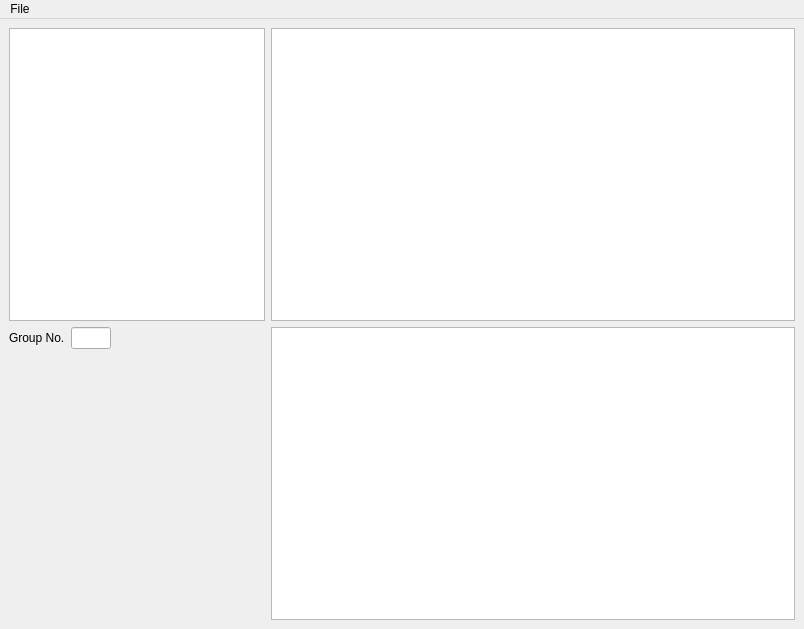
This is gui/ui_MainWindow.ui in arneboe/codecomment as Qt 5 draws it before an edit. The edited form follows.
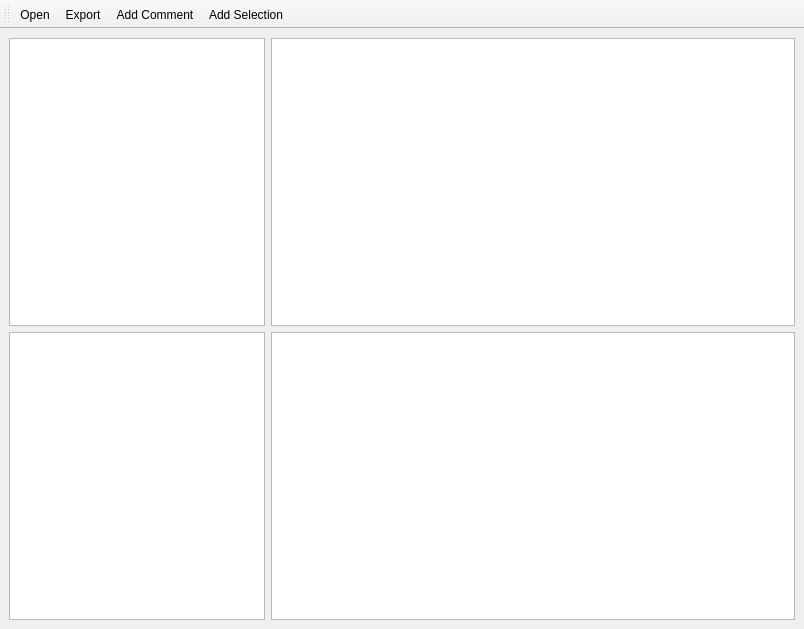
This is the edited form.

Commit message: basic adding of comments works

```diff
--- a/gui/ui_MainWindow.ui
+++ b/gui/ui_MainWindow.ui
@@ -30,34 +30,14 @@
       <item row="1" column="0">
        <layout class="QVBoxLayout" name="verticalLayout">
         <item>
-         <layout class="QFormLayout" name="formLayout">
-          <property name="fieldGrowthPolicy">
-           <enum>QFormLayout::AllNonFixedFieldsGrow</enum>
+         <widget class="QListWidget" name="listWidgetComments">
+          <property name="sizePolicy">
+           <sizepolicy hsizetype="Minimum" vsizetype="Expanding">
+            <horstretch>0</horstretch>
+            <verstretch>0</verstretch>
+           </sizepolicy>
           </property>
-          <item row="0" column="0">
-           <widget class="QLabel" name="label">
-            <property name="text">
-             <string>Group No.</string>
-            </property>
-           </widget>
-          </item>
-          <item row="0" column="1">
-           <widget class="QLineEdit" name="lineEdit">
-            <property name="sizePolicy">
-             <sizepolicy hsizetype="Fixed" vsizetype="Fixed">
-              <horstretch>0</horstretch>
-              <verstretch>0</verstretch>
-             </sizepolicy>
-            </property>
-            <property name="maximumSize">
-             <size>
-              <width>40</width>
-              <height>16777215</height>
-             </size>
-            </property>
-           </widget>
-          </item>
-         </layout>
+         </widget>
         </item>
        </layout>
       </item>
@@ -75,32 +55,51 @@
     </item>
    </layout>
   </widget>
-  <widget class="QMenuBar" name="menubar">
-   <property name="geometry">
-    <rect>
-     <x>0</x>
-     <y>0</y>
-     <width>804</width>
-     <height>27</height>
-    </rect>
+  <widget class="QToolBar" name="toolBar">
+   <property name="windowTitle">
+    <string>toolBar</string>
    </property>
-   <widget class="QMenu" name="menuFile">
-    <property name="title">
-     <string>File</string>
-    </property>
-    <addaction name="actionOpen"/>
-    <addaction name="actionExport"/>
-   </widget>
-   <addaction name="menuFile"/>
+   <attribute name="toolBarArea">
+    <enum>TopToolBarArea</enum>
+   </attribute>
+   <attribute name="toolBarBreak">
+    <bool>false</bool>
+   </attribute>
+   <addaction name="actionOpen"/>
+   <addaction name="actionExport"/>
+   <addaction name="actionAdd_Comment"/>
+   <addaction name="actionAdd_Selection"/>
   </widget>
   <action name="actionExport">
    <property name="text">
-    <string>Export</string>
+    <string>&amp;Export</string>
+   </property>
+   <property name="shortcut">
+    <string>E</string>
    </property>
   </action>
   <action name="actionOpen">
    <property name="text">
-    <string>Open</string>
+    <string>&amp;Open</string>
+   </property>
+   <property name="shortcut">
+    <string>O</string>
+   </property>
+  </action>
+  <action name="actionAdd_Comment">
+   <property name="text">
+    <string>Add Comment</string>
+   </property>
+   <property name="shortcut">
+    <string>C</string>
+   </property>
+  </action>
+  <action name="actionAdd_Selection">
+   <property name="text">
+    <string>Add Selection</string>
+   </property>
+   <property name="shortcut">
+    <string>S</string>
    </property>
   </action>
  </widget>
```
Left out of the diff: 2 changed lines with no effect on the pictures. The commit also changes 2 other files.
